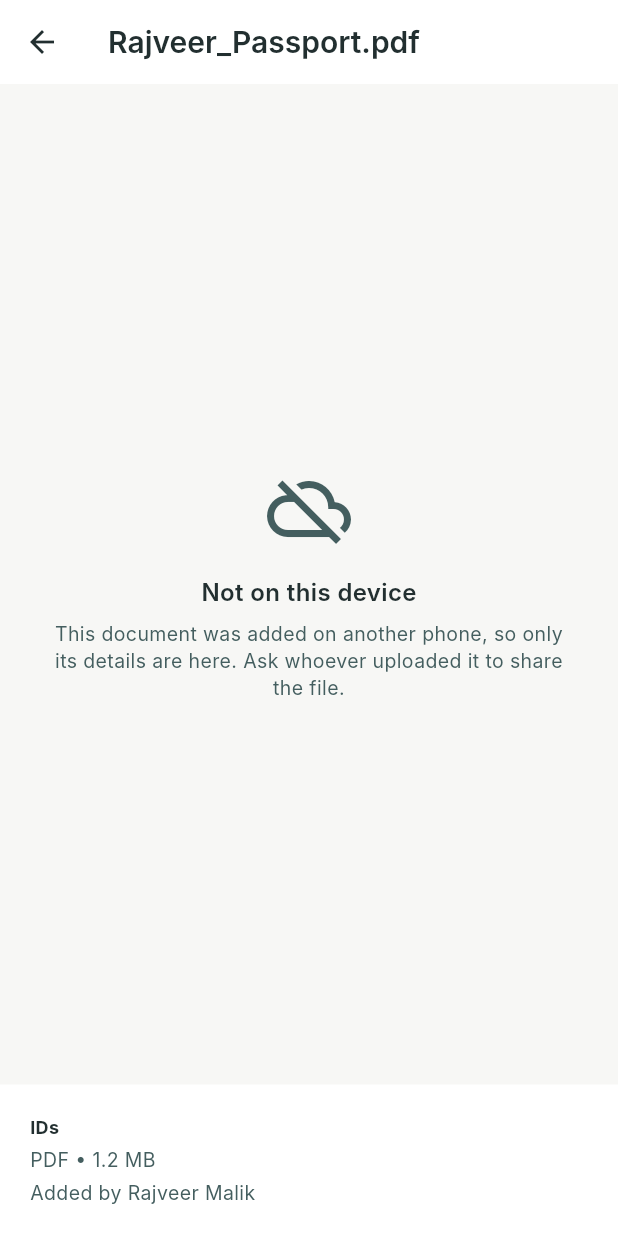
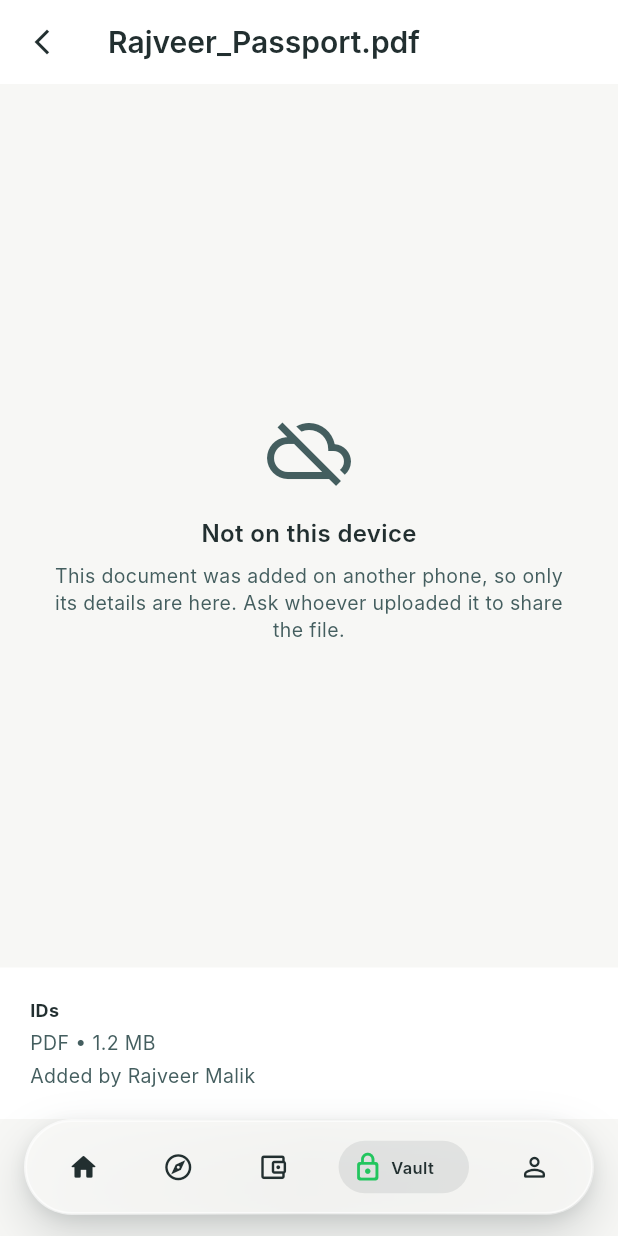
Before and after one commit to SpaceMan619/hamwetrip, a Flutter app: the DocumentPreviewScreen screen opened directly with sample values from the repository, on a phone screen of 412 x 824 dp. Run offline on Flutter 3.47's test engine with Material 3 defaults, Android fonts, the phone set to English and light mode, and no system bars; our stand-ins replace cloud_firestore, file_picker, firebase_auth, firebase_core, flutter_riverpod, google_sign_in and 2 more; accounts and stored records are empty; Roboto replaces fonts that are missing (Inter); project files that could hold a hidden picture were left out.

Commit message:
Keep the navbar and show a real back arrow on the document preview
The preview was a pushed route relying on Flutter's implied back arrow,
and it dropped the bottom bar. Every other screen in the app turns the
implied arrow off and keeps the bar, so the one screen that did the
opposite read as a dead end even though the arrow was there.

The arrow is now spelled out, in the same style the poll results screen
uses, and the bar stays. A document is opened from a tab and read on the
spot; there is no flow to protect by hiding it.

```diff
--- a/hamwetrip/lib/features/shakira/presentation/document_preview_screen.dart
+++ b/hamwetrip/lib/features/shakira/presentation/document_preview_screen.dart
@@ -4,6 +4,7 @@ import 'package:flutter/material.dart';
 import 'package:open_filex/open_filex.dart';
 
 import '../../../core/theme/app_colors.dart';
+import '../../../core/widgets/hamwe_bottom_navigation.dart';
 import '../../../data/local/document_file_store.dart';
 import '../../../data/models/document.dart';
 
@@ -49,6 +50,18 @@ class DocumentPreviewScreen extends StatelessWidget {
         backgroundColor: Colors.white,
         surfaceTintColor: Colors.transparent,
         elevation: 0,
+        // Spelled out rather than left to `automaticallyImplyLeading`. Every
+        // other screen here turns that off and keeps the bottom bar, so the
+        // default arrow is not what someone is looking for on this one.
+        leading: IconButton(
+          tooltip: 'Back to the vault',
+          icon: const Icon(
+            Icons.arrow_back_ios_new,
+            size: 20,
+            color: AppColors.ink,
+          ),
+          onPressed: () => Navigator.of(context).pop(),
+        ),
         title: Text(document.title, overflow: TextOverflow.ellipsis),
         actions: [
           if (hasFile)
@@ -66,6 +79,12 @@ class DocumentPreviewScreen extends StatelessWidget {
           ),
           _Details(document: document),
         ],
+      ),
+      // Kept, unlike the other pushed detail screens. A document is opened
+      // from a tab and read on the spot; losing the bar makes the screen feel
+      // like somewhere you fell into rather than somewhere you navigated to.
+      bottomNavigationBar: const HamweBottomNavigation(
+        selected: HamweDestination.vault,
       ),
     );
   }
```
